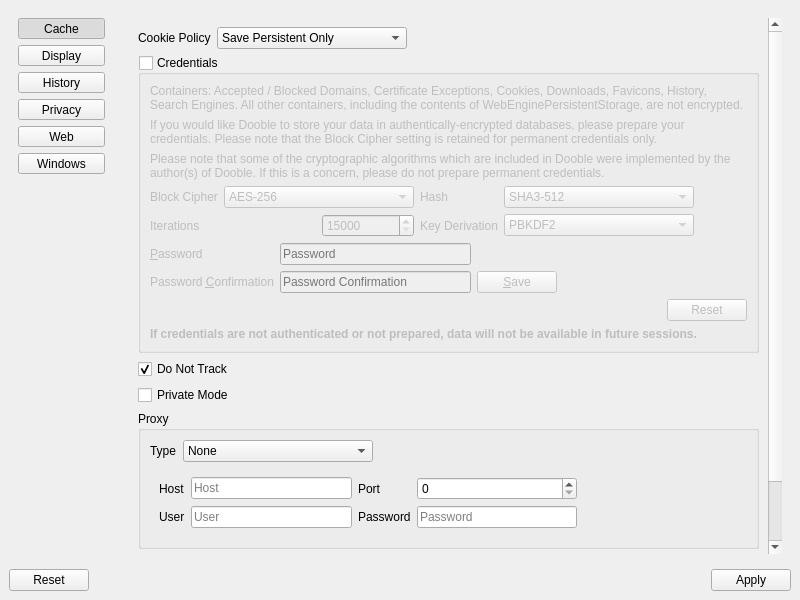
Old version of the form 2.x/UI/dooble_settings.ui in the repository textbrowser/dooble.
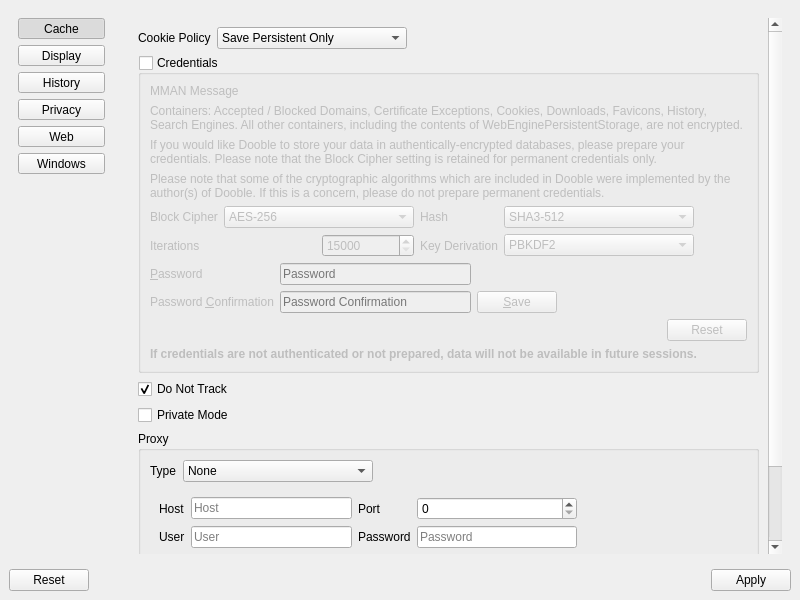
New version of the form. The open tabs and pages were chosen to show the change. Icons and pictures are not drawn.

```diff
--- a/2.x/UI/dooble_settings.ui
+++ b/2.x/UI/dooble_settings.ui
@@ -840,8 +840,8 @@
               <rect>
                <x>0</x>
                <y>0</y>
-               <width>615</width>
-               <height>780</height>
+               <width>637</width>
+               <height>804</height>
               </rect>
              </property>
              <layout class="QVBoxLayout" name="verticalLayout_8">
@@ -915,6 +915,19 @@
                  <bool>false</bool>
                 </property>
                 <layout class="QVBoxLayout" name="verticalLayout_6">
+                 <item>
+                  <widget class="QLabel" name="mman_message">
+                   <property name="sizePolicy">
+                    <sizepolicy hsizetype="Maximum" vsizetype="Preferred">
+                     <horstretch>0</horstretch>
+                     <verstretch>0</verstretch>
+                    </sizepolicy>
+                   </property>
+                   <property name="text">
+                    <string>MMAN Message</string>
+                   </property>
+                  </widget>
+                 </item>
                  <item>
                   <widget class="QLabel" name="label_26">
                    <property name="text">
```
